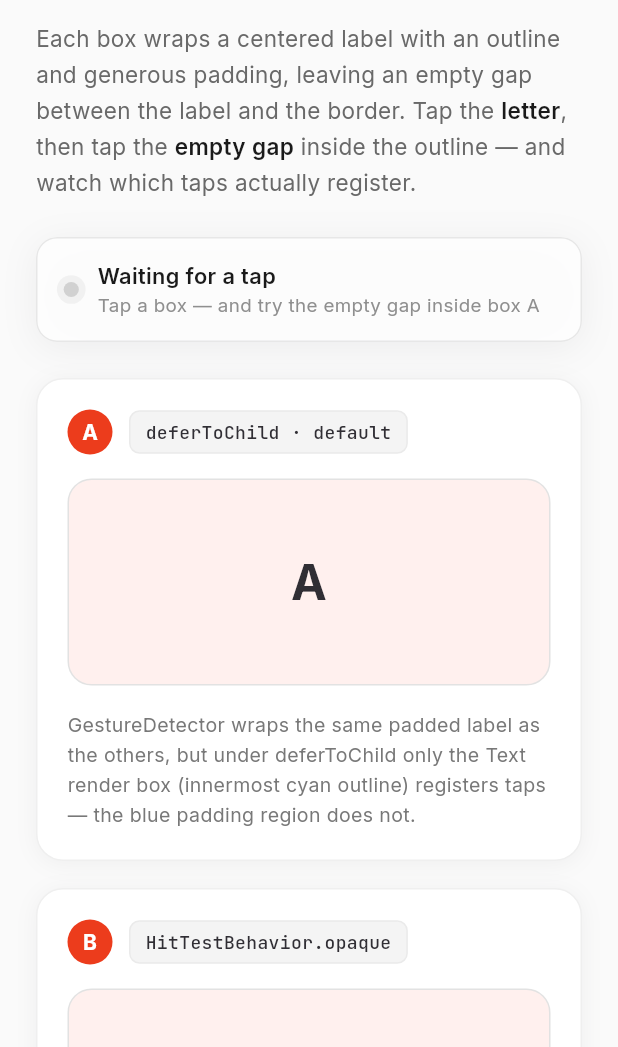
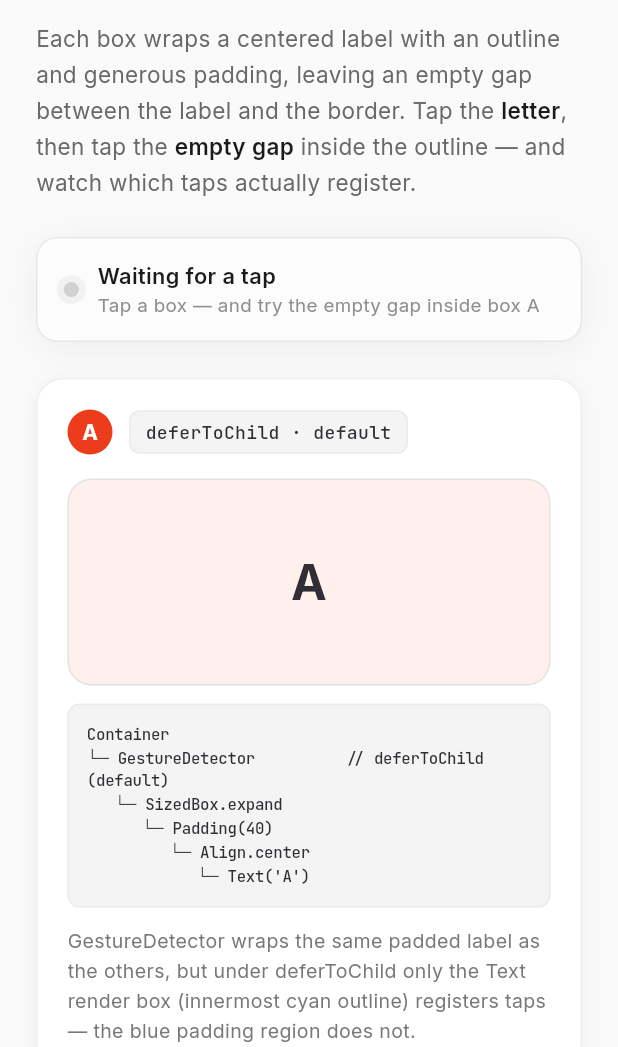
Before and after one commit to ddikman/flutter-hit-test-behaviour-example, a Flutter app: the screen it shows after launch, on a phone screen of 412 x 824 dp, the part 189-1236 px from its top. Run offline on Flutter 3.47's test engine with Material 3 defaults, Android fonts, the phone set to English and light mode, and no system bars; our stand-ins replace google_fonts.

Commit message:
Add per-box layout pseudocode and equal-height grid rows.
Show each box's widget tree in a mono code block and restore equal row
heights via IntrinsicHeight stretch with an Expanded description area.

Co-authored-by: Cursor <cursoragent@cursor.com>

```diff
--- a/lib/demo_data.dart
+++ b/lib/demo_data.dart
@@ -7,6 +7,7 @@ class BoxSpec {
     required this.id,
     required this.tag,
     required this.desc,
+    required this.layoutPseudo,
     this.behavior,
     this.transparentFill = false,
   });
@@ -19,6 +20,9 @@ class BoxSpec {
 
   /// One-line explanation under the box.
   final String desc;
+
+  /// Widget-tree pseudocode for this box's interactive area.
+  final String layoutPseudo;
 
   /// The HitTestBehavior under test. `null` is the GestureDetector default
   /// (deferToChild), so only the label is a hit target.
@@ -33,6 +37,12 @@ const kBoxes = <BoxSpec>[
   BoxSpec(
     id: 'A',
     tag: 'deferToChild · default',
+    layoutPseudo: '''Container
+└─ GestureDetector          // deferToChild (default)
+   └─ SizedBox.expand
+      └─ Padding(40)
+         └─ Align.center
+            └─ Text('A')''',
     desc: 'GestureDetector wraps the same padded label as the others, but under '
         'deferToChild only the Text render box (innermost cyan outline) registers '
         'taps — the blue padding region does not.',
@@ -41,12 +51,24 @@ const kBoxes = <BoxSpec>[
     id: 'B',
     tag: 'HitTestBehavior.opaque',
     behavior: HitTestBehavior.opaque,
+    layoutPseudo: '''Container
+└─ GestureDetector(opaque)
+   └─ SizedBox.expand
+      └─ Padding(40)
+         └─ Align.center
+            └─ Text('B')''',
     desc: 'The whole box is one tap target — the empty gap is included.',
   ),
   BoxSpec(
     id: 'C',
     tag: 'HitTestBehavior.translucent',
     behavior: HitTestBehavior.translucent,
+    layoutPseudo: '''Container
+└─ GestureDetector(translucent)
+   └─ SizedBox.expand
+      └─ Padding(40)
+         └─ Align.center
+            └─ Text('C')''',
     desc: 'Also makes the whole box tappable; unlike opaque it lets a widget '
         'behind it receive the tap too.',
   ),
@@ -54,6 +76,13 @@ const kBoxes = <BoxSpec>[
     id: 'D',
     tag: 'Colors.transparent fill',
     transparentFill: true,
+    layoutPseudo: '''Container
+└─ GestureDetector          // deferToChild (default)
+   └─ SizedBox.expand
+      └─ ColoredBox(transparent)
+         └─ Padding(40)
+            └─ Align.center
+               └─ Text('D')''',
     desc: 'Default behaviour, but a Colors.transparent ColoredBox wraps the '
         'padding so the whole box hit-tests — gap taps register too. '
         'Looks identical to A.',
--- a/lib/main.dart
+++ b/lib/main.dart
@@ -110,9 +110,10 @@ class _DemoPageState extends State<DemoPage> with SingleTickerProviderStateMixin
     );
   }
 
-  /// Lays the cards out in [cols] columns, top-aligned so descriptions can wrap freely.
+  /// Lays the cards out in [cols] columns with equal row heights.
   Widget _grid(int cols) {
-    Widget cardFor(BoxSpec box) => DemoCard(box: box, onTap: () => _tap(box));
+    final stretch = cols > 1;
+    Widget cardFor(BoxSpec box) => DemoCard(box: box, onTap: () => _tap(box), stretch: stretch);
 
     if (cols == 1) {
       return Column(
@@ -128,14 +129,16 @@ class _DemoPageState extends State<DemoPage> with SingleTickerProviderStateMixin
     final rows = <Widget>[];
     for (var i = 0; i < kBoxes.length; i += cols) {
       final chunk = kBoxes.sublist(i, math.min(i + cols, kBoxes.length));
-      rows.add(Row(
-        crossAxisAlignment: CrossAxisAlignment.start,
-        children: [
-          for (var j = 0; j < cols; j++) ...[
-            if (j > 0) const SizedBox(width: 18),
-            Expanded(child: j < chunk.length ? cardFor(chunk[j]) : const SizedBox()),
+      rows.add(IntrinsicHeight(
+        child: Row(
+          crossAxisAlignment: CrossAxisAlignment.stretch,
+          children: [
+            for (var j = 0; j < cols; j++) ...[
+              if (j > 0) const SizedBox(width: 18),
+              Expanded(child: j < chunk.length ? cardFor(chunk[j]) : const SizedBox()),
+            ],
           ],
-        ],
+        ),
       ));
     }
     return Column(
--- a/lib/widgets/demo_card.dart
+++ b/lib/widgets/demo_card.dart
@@ -4,12 +4,15 @@ import '../demo_data.dart';
 import '../theme.dart';
 
 /// A single demo card: the letter badge, the behaviour tag, the interactive
-/// box, and a one-line description.
+/// box, layout pseudocode, and a description.
 class DemoCard extends StatelessWidget {
-  const DemoCard({super.key, required this.box, required this.onTap});
+  const DemoCard({super.key, required this.box, required this.onTap, this.stretch = false});
 
   final BoxSpec box;
   final VoidCallback onTap;
+
+  /// When true, the card fills the stretched row height in multi-column grids.
+  final bool stretch;
 
   static const _boxHeight = 138.0;
   static const _labelPadding = EdgeInsets.all(40);
@@ -56,17 +59,28 @@ class DemoCard extends StatelessWidget {
       ),
     );
 
-    return Container(
+    final pseudocode = Container(
+      width: double.infinity,
+      padding: const EdgeInsets.all(12),
       decoration: BoxDecoration(
-        color: Colors.white,
-        border: Border.all(color: AppColors.cardBorder),
-        borderRadius: BorderRadius.circular(18),
-        boxShadow: const [BoxShadow(color: AppColors.cardShadow, blurRadius: 12, offset: Offset(0, 2))],
+        color: AppColors.tagBg,
+        border: Border.all(color: AppColors.tagBorder),
+        borderRadius: BorderRadius.circular(8),
       ),
-      padding: const EdgeInsets.all(20),
-      child: Column(
-        mainAxisSize: MainAxisSize.min,
+      child: Text(
+        box.layoutPseudo,
+        style: mono(10.5, FontWeight.w500, AppColors.ink2, spacing: -0.2).copyWith(height: 1.45),
+      ),
+    );
+
+    final description = Text(
+      box.desc,
+      style: inter(13, FontWeight.w400, AppColors.desc, height: 1.55),
+    );
+
+    final body = Column(
       crossAxisAlignment: CrossAxisAlignment.start,
+      mainAxisSize: stretch ? MainAxisSize.max : MainAxisSize.min,
       children: [
         Row(
           children: [
@@ -98,13 +112,31 @@ class DemoCard extends StatelessWidget {
         ),
         const SizedBox(height: 16),
         interactiveBox,
-          const SizedBox(height: 16),
-          SizedBox(
-            width: double.infinity,
-            child: Text(box.desc, style: inter(13, FontWeight.w400, AppColors.desc, height: 1.55)),
+        const SizedBox(height: 12),
+        pseudocode,
+        const SizedBox(height: 12),
+        if (stretch)
+          Expanded(
+            child: Align(
+              alignment: Alignment.topLeft,
+              child: description,
             ),
+          )
+        else
+          description,
       ],
+    );
+
+    return Container(
+      height: stretch ? double.infinity : null,
+      decoration: BoxDecoration(
+        color: Colors.white,
+        border: Border.all(color: AppColors.cardBorder),
+        borderRadius: BorderRadius.circular(18),
+        boxShadow: const [BoxShadow(color: AppColors.cardShadow, blurRadius: 12, offset: Offset(0, 2))],
       ),
+      padding: const EdgeInsets.all(20),
+      child: body,
     );
   }
 }
```
Also changed, not shown: 1 other file. Lines whose indentation alone changed are shown as unchanged.
